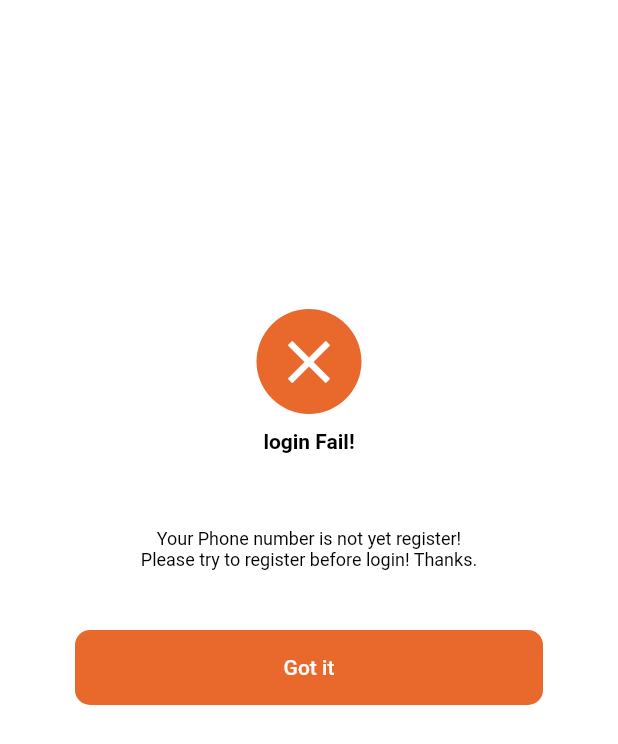
After one commit to OeungChheanghok123/OeungChheanghok123, a Flutter app: the LoginFailScreen screen opened by its route, on a phone screen of 412 x 824 dp. The commit adds this screen. Shown: the top 744 px of the screen. Run offline on Flutter 3.47's test engine with Material 2 defaults, Android fonts, the light colour scheme and no system bars; our stand-ins replace charts_flutter, cloud_firestore, dotted_line, firebase_auth, firebase_core, firebase_messaging and 9 more; missing offline and left inert: flutter_app_badger, flutter_polyline_points, flutter_share, slide_to_confirm; accounts and stored records are empty; project files that could hold a hidden picture were left out.

Commit message:
29 August 2022

```diff
--- a/lib/controllers/page_controller.dart
+++ b/lib/controllers/page_controller.dart
@@ -8,6 +8,7 @@ import 'package:loy_eat/screens/feedback_screen.dart';
 import 'package:loy_eat/screens/home_screen.dart';
 import 'package:loy_eat/screens/instruction_screen.dart';
 import 'package:loy_eat/screens/invite_friend_screen.dart';
+import 'package:loy_eat/screens/login_fail_screen.dart';
 import 'package:loy_eat/screens/login_screen.dart';
 import 'package:loy_eat/screens/order_accept.dart';
 import 'package:loy_eat/screens/order_screen.dart';
@@ -45,4 +46,5 @@ List<GetPage<dynamic>>? getRoutPage = [
   GetPage(name: '/order_accept', page: () => OrderAccept()),
   GetPage(name: '/order', page: () => OrderScreen()),
   GetPage(name: '/become_driver_fail', page: () => const BecomeDriverFailScreen()),
+  GetPage(name: '/log_in_fail', page: () => const LoginFailScreen()),
 ];
--- a/lib/controllers/start_up_controller.dart
+++ b/lib/controllers/start_up_controller.dart
@@ -3,4 +3,6 @@ import 'package:get/get.dart';
 class StartUpController extends GetxController{
   var khmerFlag = 'assets/image/cambodia_flag.svg';
   var englishFlag = 'assets/image/uk_flag.svg';
+
+  var language = '';
 }
--- a/lib/models/driver_model.dart
+++ b/lib/models/driver_model.dart
@@ -14,6 +14,7 @@ class DriverModel {
   static const String shiftString = "shift";
   static const String statusString = "status";
   static const String telString = "tel";
+  static const String isLogString = "is_log";
 
   String yob;
   String createAt;
@@ -27,6 +28,7 @@ class DriverModel {
   String shift;
   String status;
   String tel;
+  bool isLog;
 
   DriverModel({
     this.yob = '',
@@ -41,6 +43,7 @@ class DriverModel {
     this.shift = '',
     this.status = '',
     this.tel = '',
+    this.isLog = false,
   });
 
   Map<String, dynamic> toMap() {
@@ -58,6 +61,7 @@ class DriverModel {
     result.addAll({shiftString: shift});
     result.addAll({statusString: status});
     result.addAll({telString: tel});
+    result.addAll({isLogString: isLog});
 
     return result;
   }
@@ -76,6 +80,7 @@ class DriverModel {
       shift: map[shiftString] ?? '',
       status: map[statusString] ?? '',
       tel: map[telString] ?? '',
+      isLog: map[isLogString] ?? false,
     );
   }
 
--- a/lib/models/languages.dart
+++ b/lib/models/languages.dart
@@ -40,7 +40,7 @@ class Languages extends Translations {
       'Your time available': 'Your time available',
       'Morning': 'Morning',
       'Afternoon': 'Afternoon',
-      'Evening': 'Take your ID card photo',
+      'Evening': 'Evening',
       'Take your ID card photo': 'Take your ID card photo',
       'Referral code if have': 'Referral code if have',
       'Enter code': 'Enter code',
--- a/lib/screens/account_screen.dart
+++ b/lib/screens/account_screen.dart
@@ -2,7 +2,6 @@ import 'dart:io';
 import 'package:flutter/material.dart';
 import 'package:get/get.dart';
 import 'package:loy_eat/controllers/account_controller.dart';
-import 'package:loy_eat/controllers/verify_phone_number_controller.dart';
 import 'package:loy_eat/models/driver_model.dart';
 import 'package:loy_eat/models/remote_data.dart';
 import 'package:loy_eat/widgets/layout_widget/button_widget.dart';
@@ -17,10 +16,10 @@ class AccountScreen extends StatelessWidget {
   AccountScreen({Key? key}) : super(key: key);
 
   final accountController = Get.put(AccountController());
-  final verifyPhoneNumberController = Get.put(VerifyPhoneNumberController());
 
   @override
   Widget build(BuildContext context) {
+    accountController.onInit();
     return SafeArea(
       child: Scaffold(
         extendBody: true,
--- /dev/null
+++ b/lib/screens/login_fail_screen.dart
@@ -0,0 +1,109 @@
+import 'package:flutter/material.dart';
+import 'package:get/get.dart';
+import 'package:loy_eat/widgets/layout_widget/button_widget.dart';
+import 'package:loy_eat/widgets/layout_widget/color.dart';
+import 'package:loy_eat/widgets/layout_widget/icon_widget.dart';
+import 'package:loy_eat/widgets/layout_widget/text_widget.dart';
+
+class LoginFailScreen extends StatelessWidget {
+  const LoginFailScreen({Key? key}) : super(key: key);
+
+  @override
+  Widget build(BuildContext context) {
+    return Scaffold(
+      extendBody: true,
+      backgroundColor: white,
+      appBar: null,
+      body: Container(
+        margin: const EdgeInsets.fromLTRB(15, 5, 15, 15),
+        child: Center(
+          child: Column(
+            mainAxisSize: MainAxisSize.min,
+            children: [
+              _buildLayout(1, const SizedBox()),
+              _buildLayout(3, _buildBody(context)),
+            ],
+          ),
+        ),
+      ),
+    );
+  }
+
+  Widget _buildBody(BuildContext context) {
+    final size = MediaQuery.of(context).size;
+    return Container(
+      width: size.width,
+      alignment: Alignment.center,
+      child: Column(
+        children: [
+          _buildIconClose(),
+          _buildTextFail(),
+          _buildText('Your Phone number is not yet register!\nPlease try to register before login! Thanks.'),
+          _buildButton(context),
+        ],
+      ),
+    );
+  }
+
+  Widget _buildLayout(int index, Widget widget) {
+    return Expanded(
+      flex: index,
+      child: Container(
+        width: double.infinity,
+        color: white,
+        child: widget,
+      ),
+    );
+  }
+  Widget _buildIconClose() {
+    return Container(
+      width: 70,
+      height: 70,
+      decoration: BoxDecoration(
+        color: carrot,
+        borderRadius: BorderRadius.circular(50),
+      ),
+      child: const Center(
+        child: IconWidget(
+          icon: Icons.clear,
+          color: white,
+          size: 48,
+        ),
+      ),
+    );
+  }
+  Widget _buildTextFail() {
+    return Container(
+      margin: const EdgeInsets.symmetric(vertical: 10),
+      child: const TextWidget(
+        isTitle: true,
+        text: 'login Fail!',
+      ),
+    );
+  }
+  Widget _buildText(String txt) {
+    return Container(
+      margin: const EdgeInsets.symmetric(vertical: 40),
+      width: 260,
+      child: TextWidget(
+        textAlign: TextAlign.center,
+        text: txt,
+      ),
+    );
+  }
+  Widget _buildButton(BuildContext context) {
+    final size = MediaQuery.of(context).size;
+
+    return ButtonWidget(
+      onPressed: () => Get.offAllNamed('/log_in'),
+      width: size.width - 100,
+      color: carrot,
+      child: const TextWidget(
+        text: 'Got it',
+        color: white,
+        size: 14,
+        fontWeight: FontWeight.w500,
+      ),
+    );
+  }
+}
```
Also changed, not shown: lib/bindings/controller_binding.dart (deleted, +0 -9 lines), lib/controllers/account_controller.dart (+10 -12 lines), lib/controllers/verify_phone_number_controller.dart (+21 -12 lines), lib/main.dart (+3 -4 lines), lib/screens/start_up_screen.dart (+7 -8 lines).
